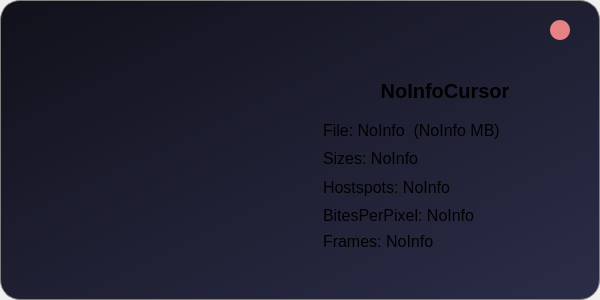
Qt form source/views/screens/cursor-dialog.ui (DavisLCVB/XCursorMorph) before a commit.
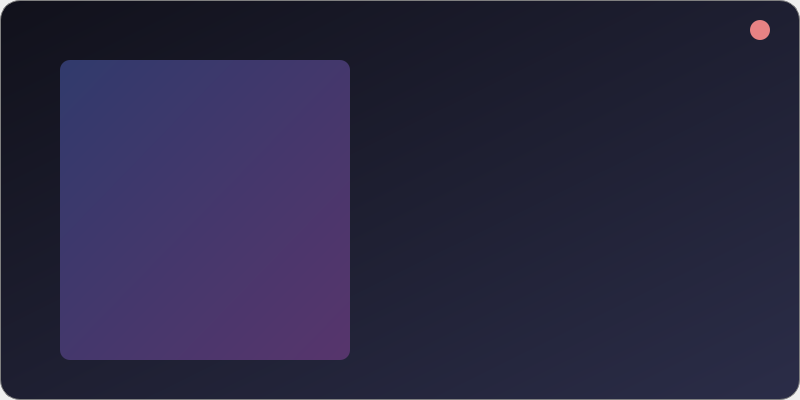
The same form after that commit. Custom widgets are drawn as their Qt base class.

Commit message: Add: Polish cursor information dialog

Patch:
```diff
--- a/source/views/screens/cursor-dialog.ui
+++ b/source/views/screens/cursor-dialog.ui
@@ -6,8 +6,8 @@
    <rect>
     <x>0</x>
     <y>0</y>
-    <width>600</width>
-    <height>300</height>
+    <width>800</width>
+    <height>400</height>
    </rect>
   </property>
   <property name="windowTitle">
@@ -19,7 +19,7 @@
 	border-radius: 20px;
 }</string>
   </property>
-  <layout class="QVBoxLayout" name="verticalLayout" stretch="1">
+  <layout class="QVBoxLayout" name="verticalLayout" stretch="0">
    <property name="spacing">
     <number>0</number>
    </property>
@@ -39,8 +39,8 @@
     <widget class="QWidget" name="Central" native="true">
      <property name="styleSheet">
       <string notr="true">QWidget#Central{
-	background-color: qlineargradient(spread:reflect, x1:0, y1:0, x2:1, y2:1, stop:0 rgba(17, 17, 27, 255), stop:1 rgba(43, 45, 72, 255));
-		border-radius: 20px;
+	background-color: qlineargradient(spread:pad, x1:0, y1:0, x2:1, y2:1, stop:0 rgba(17, 17, 27, 255), stop:1 rgba(43, 45, 72, 255));
+	border-radius: 20px;
 	border: 1px solid gray
 }</string>
      </property>
@@ -74,7 +74,7 @@
           <height>40</height>
          </size>
         </property>
-        <layout class="QHBoxLayout" name="horizontalLayout" stretch="7,1">
+        <layout class="QHBoxLayout" name="horizontalLayout" stretch="0,1">
          <property name="spacing">
           <number>10</number>
          </property>
@@ -144,6 +144,14 @@
          </property>
          <item>
           <widget class="QWidget" name="widget_4" native="true">
+           <property name="styleSheet">
+            <string notr="true">QWidget#widget_4{
+	background-color:qlineargradient(spread:pad, x1:0, y1:0, x2:1, y2:1, stop:0 rgba(49, 58, 108, 255), stop:1 rgba(87, 53, 108, 255));
+	border-radius: 10px;
+	margin-left: 50px;
+	margin-right: 50px;
+}</string>
+           </property>
            <layout class="QHBoxLayout" name="horizontalLayout_3" stretch="1,1,1">
             <property name="leftMargin">
              <number>0</number>
@@ -172,6 +180,9 @@
             </item>
             <item>
              <widget class="IconRatio" name="IconLabel">
+              <property name="styleSheet">
+               <string notr="true"/>
+              </property>
               <property name="text">
                <string/>
               </property>
@@ -194,76 +205,43 @@
           </widget>
          </item>
          <item>
-          <widget class="QWidget" name="widget_5" native="true">
-           <layout class="QVBoxLayout" name="verticalLayout_2" stretch="2,1,1,1,1,0">
+          <widget class="QWidget" name="TextContainer" native="true">
+           <property name="styleSheet">
+            <string notr="true"/>
+           </property>
+           <layout class="QVBoxLayout" name="verticalLayout_2" stretch="0,0,0,0,0,0">
+            <property name="spacing">
+             <number>10</number>
+            </property>
+            <property name="leftMargin">
+             <number>0</number>
+            </property>
+            <property name="topMargin">
+             <number>0</number>
+            </property>
+            <property name="rightMargin">
+             <number>20</number>
+            </property>
+            <property name="bottomMargin">
+             <number>0</number>
+            </property>
             <item>
-             <widget class="QLabel" name="Name">
-              <property name="styleSheet">
-               <string notr="true">font-size: 20px;
-font-weight: bold;</string>
-              </property>
-              <property name="text">
-               <string>NoInfoCursor</string>
-              </property>
-              <property name="alignment">
-               <set>Qt::AlignmentFlag::AlignCenter</set>
-              </property>
-             </widget>
+             <widget class="CursorEntryComponent" name="Name" native="true"/>
             </item>
             <item>
-             <widget class="QLabel" name="File">
-              <property name="styleSheet">
-               <string notr="true">font-size: 12pt;
-padding-left: 10px;</string>
-              </property>
-              <property name="text">
-               <string>File: NoInfo  (NoInfo MB)</string>
-              </property>
-             </widget>
+             <widget class="CursorEntryComponent" name="File" native="true"/>
             </item>
             <item>
-             <widget class="QLabel" name="Sizes">
-              <property name="styleSheet">
-               <string notr="true">font-size: 12pt;
-padding-left: 10px;</string>
-              </property>
-              <property name="text">
-               <string>Sizes: NoInfo</string>
-              </property>
-             </widget>
+             <widget class="CursorEntryComponent" name="Sizes" native="true"/>
             </item>
             <item>
-             <widget class="QLabel" name="Hotspots">
-              <property name="styleSheet">
-               <string notr="true">font-size: 12pt;
-padding-left: 10px;</string>
-              </property>
-              <property name="text">
-               <string>Hostspots: NoInfo</string>
-              </property>
-             </widget>
+             <widget class="CursorEntryComponent" name="Hotspots" native="true"/>
             </item>
             <item>
-             <widget class="QLabel" name="Bpps">
-              <property name="styleSheet">
-               <string notr="true">font-size: 12pt;
-padding-left: 10px;</string>
-              </property>
-              <property name="text">
-               <string>BitesPerPixel: NoInfo</string>
-              </property>
-             </widget>
+             <widget class="CursorEntryComponent" name="Bpps" native="true"/>
             </item>
             <item>
-             <widget class="QLabel" name="Frames">
-              <property name="styleSheet">
-               <string notr="true">font-size: 12pt;
-padding-left: 10px;</string>
-              </property>
-              <property name="text">
-               <string>Frames: NoInfo</string>
-              </property>
-             </widget>
+             <widget class="CursorEntryComponent" name="Frames" native="true"/>
             </item>
            </layout>
           </widget>
@@ -288,6 +266,12 @@
    <header location="global">views/components/header-component.hpp</header>
    <container>1</container>
   </customwidget>
+  <customwidget>
+   <class>CursorEntryComponent</class>
+   <extends>QWidget</extends>
+   <header location="global">views/components/cursor-entry-component.hpp</header>
+   <container>1</container>
+  </customwidget>
  </customwidgets>
  <resources/>
  <connections/>
```
The commit also changes 12 other files.
